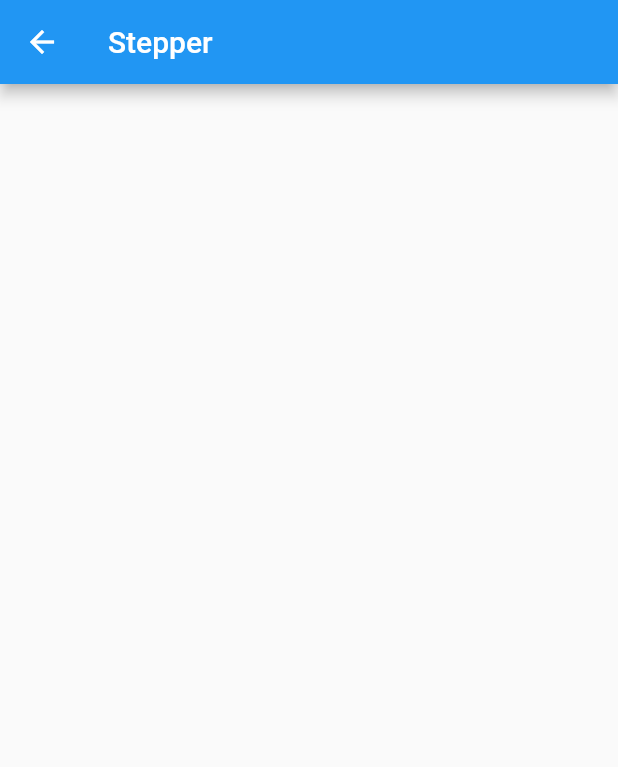
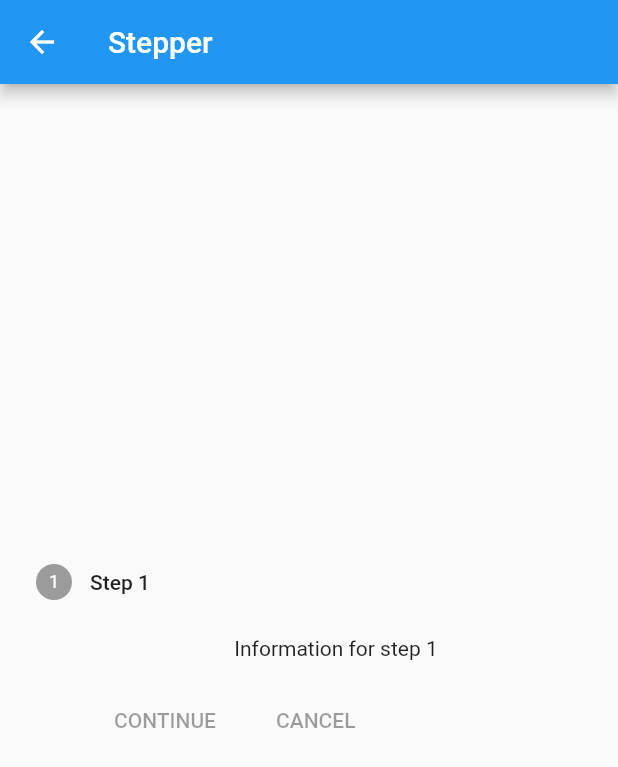
Before and after one commit to erdemgocen44/Flutter_Widgets, a Flutter app: the StepperHome screen opened by its route, on a phone screen of 412 x 824 dp. Shown: the top 767 px of the screen. Run offline on Flutter 3.47's test engine with Material 2 defaults, Android fonts, the phone set to English and light mode, and no system bars.

Commit message:
stepper starting

```diff
--- a/lib/widgets/stepper/stepper_home.dart
+++ b/lib/widgets/stepper/stepper_home.dart
@@ -8,12 +8,21 @@ class StepperHome extends StatefulWidget {
 }
 
 class _StepperHomeState extends State<StepperHome> {
+  int _currentStep = 0;
   @override
   Widget build(BuildContext context) {
     return Scaffold(
       appBar: AppBar(
         title: Text(widget.title),
       ),
+      body: Center(
+        child: Stepper(steps: const [
+          Step(
+            title: Text('Step 1'),
+            content: Text('Information for step 1'),
+          ),
+        ]),
+      ),
     );
   }
 }
```
